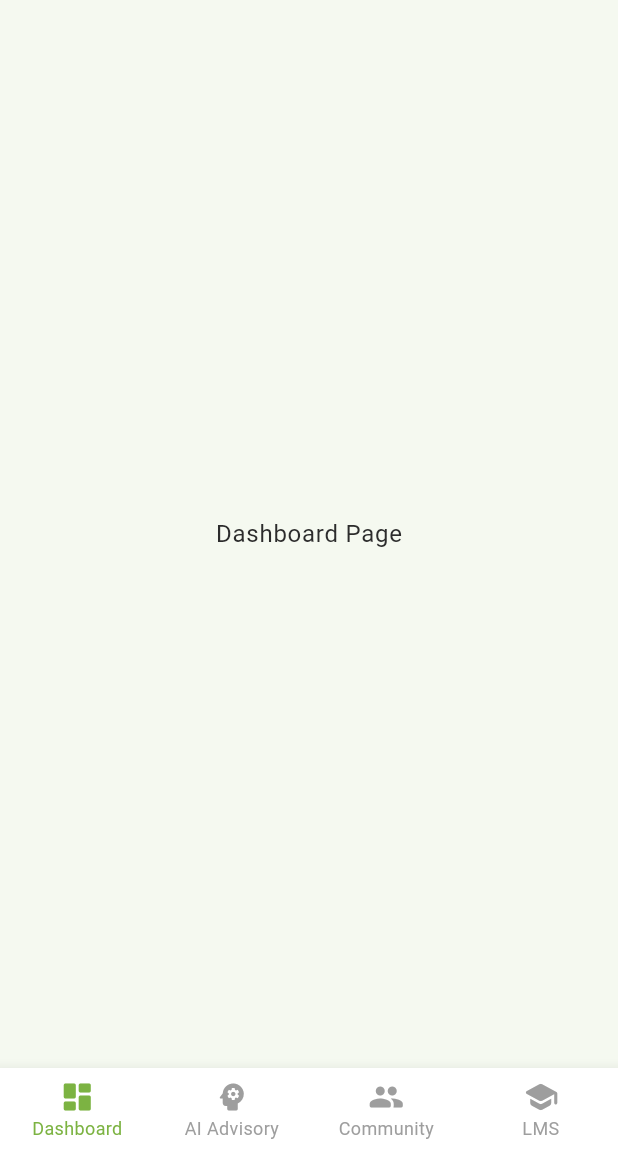
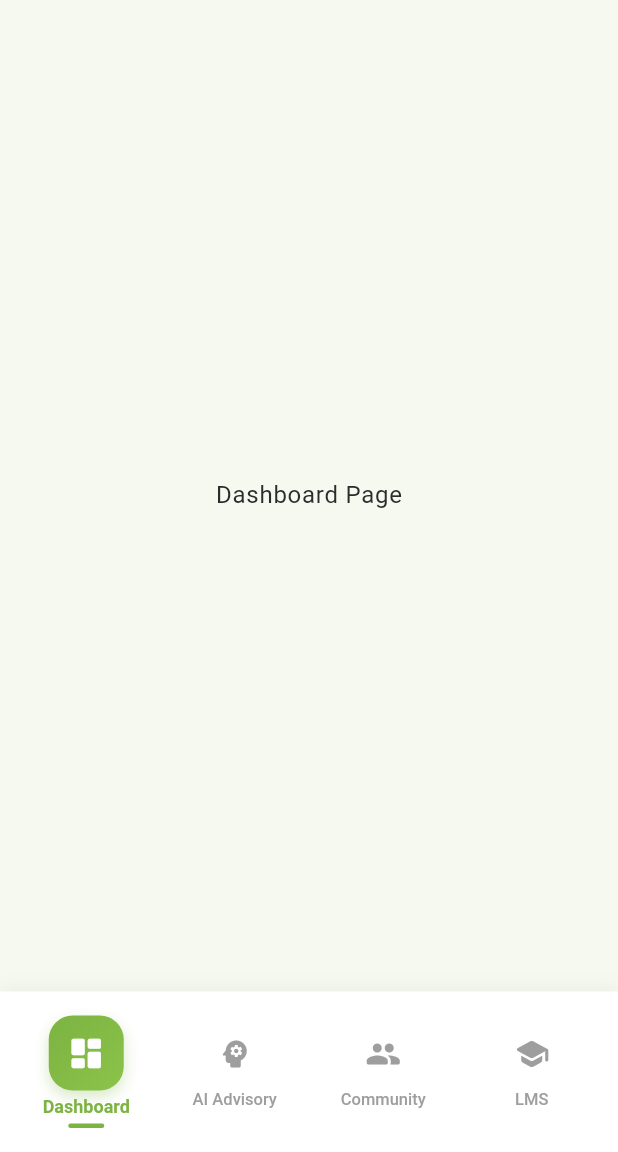
Before and after one commit to bernardo0921/Agri-Guide, a Flutter app: the HomeScreen screen opened by its route, on a phone screen of 412 x 824 dp, the part 84-1236 px from its top. Run offline on Flutter 3.47's test engine with Material 3 defaults, Android fonts, the phone set to English and light mode, and no system bars.

Commit message:
added added some styling to the navbar

```diff
--- a/lib/screens/home/Navigation_pages/widgets/buttom_navigation_bar.dart
+++ b/lib/screens/home/Navigation_pages/widgets/buttom_navigation_bar.dart
@@ -12,38 +12,131 @@ class CustomBottomNavigationBar extends StatelessWidget {
 
   @override
   Widget build(BuildContext context) {
-    return Theme(
-      data: Theme.of(context).copyWith(
-        splashColor: Colors.transparent,
-        highlightColor: Colors.transparent,
-      ),
-      child: BottomNavigationBar(
-        currentIndex: currentIndex,
-        onTap: onTap,
-        type: BottomNavigationBarType.fixed,
-        enableFeedback: false,
-        selectedItemColor: const Color(0xFF7CB342), // Matching your app's green
-        unselectedItemColor: Colors.grey,
-        selectedFontSize: 12,
-        unselectedFontSize: 12,
-        items: const <BottomNavigationBarItem>[
-          BottomNavigationBarItem(
-            icon: Icon(Icons.dashboard_rounded),
-            label: 'Dashboard',
-          ),
-          BottomNavigationBarItem(
-            icon: Icon(Icons.psychology_rounded),
-            label: 'AI Advisory',
-          ),
-          BottomNavigationBarItem(
-            icon: Icon(Icons.people_rounded),
-            label: 'Community',
-          ),
-          BottomNavigationBarItem(
-            icon: Icon(Icons.school_rounded),
-            label: 'LMS',
+    return Container(
+      decoration: BoxDecoration(
+        color: Colors.white,
+        boxShadow: [
+          BoxShadow(
+            color: Colors.black.withOpacity(0.05),
+            blurRadius: 10,
+            offset: const Offset(0, -2),
           ),
         ],
+      ),
+      child: SafeArea(
+        child: Padding(
+          padding: const EdgeInsets.symmetric(horizontal: 8.0, vertical: 8.0),
+          child: Row(
+            mainAxisAlignment: MainAxisAlignment.spaceAround,
+            children: [
+              _buildNavItem(
+                context,
+                icon: Icons.dashboard_rounded,
+                label: 'Dashboard',
+                index: 0,
+              ),
+              _buildNavItem(
+                context,
+                icon: Icons.psychology_rounded,
+                label: 'AI Advisory',
+                index: 1,
+              ),
+              _buildNavItem(
+                context,
+                icon: Icons.people_rounded,
+                label: 'Community',
+                index: 2,
+              ),
+              _buildNavItem(
+                context,
+                icon: Icons.school_rounded,
+                label: 'LMS',
+                index: 3,
+              ),
+            ],
+          ),
+        ),
+      ),
+    );
+  }
+
+  Widget _buildNavItem(
+    BuildContext context, {
+    required IconData icon,
+    required String label,
+    required int index,
+  }) {
+    final bool isSelected = currentIndex == index;
+
+    return Expanded(
+      child: GestureDetector(
+        onTap: () => onTap(index),
+        behavior: HitTestBehavior.opaque,
+        child: Container(
+          padding: const EdgeInsets.symmetric(vertical: 8.0),
+          child: Column(
+            mainAxisSize: MainAxisSize.min,
+            children: [
+              // Icon container with organic shape
+              AnimatedContainer(
+                duration: const Duration(milliseconds: 300),
+                curve: Curves.easeInOut,
+                padding: EdgeInsets.all(isSelected ? 12.0 : 8.0),
+                decoration: BoxDecoration(
+                  gradient: isSelected
+                      ? const LinearGradient(
+                          begin: Alignment.topLeft,
+                          end: Alignment.bottomRight,
+                          colors: [Color(0xFF7CB342), Color(0xFF8BC34A)],
+                        )
+                      : null,
+                  color: isSelected ? null : Colors.transparent,
+                  borderRadius: BorderRadius.circular(16),
+                  boxShadow: isSelected
+                      ? [
+                          BoxShadow(
+                            color: const Color(0xFF7CB342).withOpacity(0.3),
+                            blurRadius: 8,
+                            offset: const Offset(0, 4),
+                          ),
+                        ]
+                      : null,
+                ),
+                child: Icon(
+                  icon,
+                  color: isSelected ? Colors.white : Colors.grey,
+                  size: isSelected ? 26 : 24,
+                ),
+              ),
+              const SizedBox(height: 4),
+              // Label
+              AnimatedDefaultTextStyle(
+                duration: const Duration(milliseconds: 300),
+                style: TextStyle(
+                  fontSize: isSelected ? 12 : 11,
+                  fontWeight: isSelected ? FontWeight.w600 : FontWeight.w500,
+                  color: isSelected ? const Color(0xFF7CB342) : Colors.grey,
+                ),
+                child: Text(
+                  label,
+                  maxLines: 1,
+                  overflow: TextOverflow.ellipsis,
+                ),
+              ),
+              // Active indicator
+              AnimatedContainer(
+                duration: const Duration(milliseconds: 300),
+                margin: const EdgeInsets.only(top: 4),
+                height: 3,
+                width: isSelected ? 24 : 0,
+                decoration: BoxDecoration(
+                  color: const Color(0xFF7CB342),
+                  borderRadius: BorderRadius.circular(2),
+                ),
+              ),
+            ],
+          ),
+        ),
       ),
     );
   }
```
